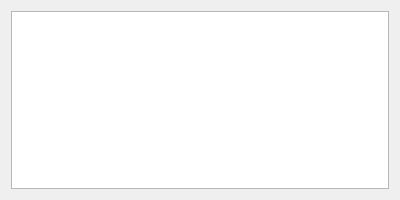
Before: the Qt Designer form ui/source/main.ui in akiakise/player-proxy, drawn with Qt 5.
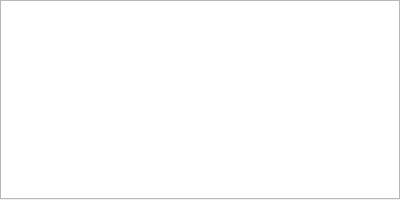
After: the same form once the commit is applied.

Commit message: Refactor: config dir, main ui

```diff
--- a/ui/source/main.ui
+++ b/ui/source/main.ui
@@ -1,10 +1,7 @@
 <?xml version="1.0" encoding="UTF-8"?>
 <ui version="4.0">
- <class>Dialog</class>
- <widget class="QDialog" name="Dialog">
-  <property name="windowModality">
-   <enum>Qt::ApplicationModal</enum>
-  </property>
+ <class>MainWindow</class>
+ <widget class="QMainWindow" name="MainWindow">
   <property name="geometry">
    <rect>
     <x>0</x>
@@ -31,6 +28,10 @@
     <height>200</height>
    </size>
   </property>
+  <property name="windowTitle">
+   <string>MainWindow</string>
+  </property>
+  <widget class="QWidget" name="centralwidget">
   <property name="font">
    <font>
     <family>Microsoft YaHei UI</family>
@@ -40,10 +41,23 @@
    <string>FAE</string>
   </property>
   <layout class="QGridLayout" name="gridLayout">
+    <property name="leftMargin">
+     <number>0</number>
+    </property>
+    <property name="topMargin">
+     <number>0</number>
+    </property>
+    <property name="rightMargin">
+     <number>0</number>
+    </property>
+    <property name="bottomMargin">
+     <number>1</number>
+    </property>
    <item row="0" column="0">
     <widget class="QTableView" name="tableView"/>
    </item>
   </layout>
+  </widget>
  </widget>
  <resources/>
  <connections/>
```
Left out of the diff: 3 changed lines with no effect on the pictures. Lines whose indentation alone changed are shown as unchanged. The commit also changes 6 other files.
